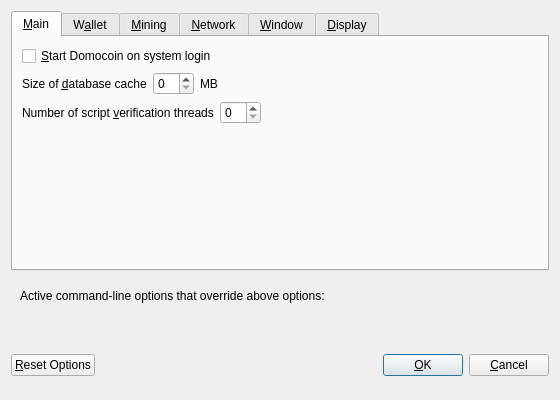
Qt form src/qt/forms/optionsdialog.ui (Alonewolf-123/DOMO-Core) before a commit.
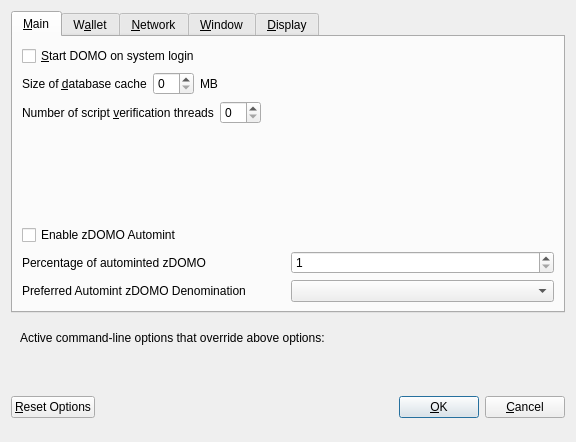
The same form after that commit. Custom widgets are drawn as their Qt base class.

```diff
--- a/src/qt/forms/optionsdialog.ui
+++ b/src/qt/forms/optionsdialog.ui
@@ -6,8 +6,8 @@
    <rect>
     <x>0</x>
     <y>0</y>
-    <width>560</width>
-    <height>400</height>
+    <width>576</width>
+    <height>442</height>
    </rect>
   </property>
   <property name="windowTitle">
@@ -33,7 +33,7 @@
           <string>Automatically start Domocoin after logging in to the system.</string>
          </property>
          <property name="text">
-          <string>&amp;Start Domocoin on system login</string>
+          <string>&amp;Start DOMO on system login</string>
          </property>
         </widget>
        </item>
@@ -130,6 +130,85 @@
          </property>
         </spacer>
        </item>
+       <item>
+        <widget class="QCheckBox" name="checkBoxZeromintEnable">
+         <property name="toolTip">
+          <string>Enable automatic minting of DOMO units to zDOMO</string>
+         </property>
+         <property name="layoutDirection">
+          <enum>Qt::LeftToRight</enum>
+         </property>
+         <property name="text">
+          <string>Enable zDOMO Automint</string>
+         </property>
+        </widget>
+       </item>
+       <item>
+        <layout class="QHBoxLayout" name="horizontalLayout_3">
+         <item>
+          <widget class="QLabel" name="percentage_label">
+           <property name="toolTip">
+            <string>Percentage of incoming DOMO which get automatically converted to zDOMO via Zerocoin Protocol (min: 10%)</string>
+           </property>
+           <property name="text">
+            <string>Percentage of autominted zDOMO</string>
+           </property>
+          </widget>
+         </item>
+         <item>
+          <widget class="QSpinBox" name="zeromintPercentage">
+           <property name="minimum">
+            <number>1</number>
+           </property>
+           <property name="maximum">
+            <number>100</number>
+           </property>
+          </widget>
+         </item>
+        </layout>
+       </item>
+       <item>
+        <layout class="QHBoxLayout" name="horizontalLayout" stretch="0,0">
+         <property name="sizeConstraint">
+          <enum>QLayout::SetFixedSize</enum>
+         </property>
+         <item>
+          <widget class="QLabel" name="labelPreferredDenom">
+           <property name="maximumSize">
+            <size>
+             <width>16777215</width>
+             <height>16777215</height>
+            </size>
+           </property>
+           <property name="toolTip">
+            <string>Wait with automatic conversion to Zerocoin until enough DOMO for this denomination is available</string>
+           </property>
+           <property name="text">
+            <string>Preferred Automint zDOMO Denomination</string>
+           </property>
+          </widget>
+         </item>
+         <item>
+          <widget class="QComboBox" name="preferredDenom">
+           <property name="maximumSize">
+            <size>
+             <width>16777215</width>
+             <height>27</height>
+            </size>
+           </property>
+           <property name="toolTip">
+            <string>Wait with automatic conversion to Zerocoin until enough DOMO for this denomination is available</string>
+           </property>
+           <property name="maxVisibleItems">
+            <number>9</number>
+           </property>
+           <property name="maxCount">
+            <number>9</number>
+           </property>
+          </widget>
+         </item>
+        </layout>
+       </item>
       </layout>
      </widget>
      <widget class="QWidget" name="tabWallet">
@@ -181,50 +260,6 @@
        </item>
       </layout>
      </widget>
-     <widget class="QWidget" name="tabMining">
-      <attribute name="title">
-       <string>&amp;Mining</string>
-      </attribute>
-      <layout class="QVBoxLayout" name="verticalLayout_Mining">
-       <item>
-        <layout class="QHBoxLayout" name="horizontalLayout_2_Mining">
-         <item>
-          <widget class="QLabel" name="labelMiningProcLimit">
-           <property name="text">
-            <string>&amp;Mining threads:</string>
-           </property>
-           <property name="textFormat">
-            <enum>Qt::PlainText</enum>
-           </property>
-           <property name="buddy">
-            <cstring>comboMiningProcLimit</cstring>
-           </property>
-          </widget>
-         </item>
-         <item>
-          <widget class="QValueComboBox" name="comboMiningProcLimit">
-           <property name="toolTip">
-            <string>Choose the default mining threads.</string>
-           </property>
-          </widget>
-         </item>
-        </layout>
-       </item>
-       <item>
-        <spacer name="verticalSpacer_Display1">
-         <property name="orientation">
-          <enum>Qt::Vertical</enum>
-         </property>
-         <property name="sizeHint" stdset="0">
-          <size>
-           <width>20</width>
-           <height>40</height>
-          </size>
-         </property>
-        </spacer>
-       </item>
-      </layout>
-     </widget>
      <widget class="QWidget" name="tabNetwork">
       <attribute name="title">
        <string>&amp;Network</string>
```
Left out of the diff: 122 changed lines with no effect on the pictures.
